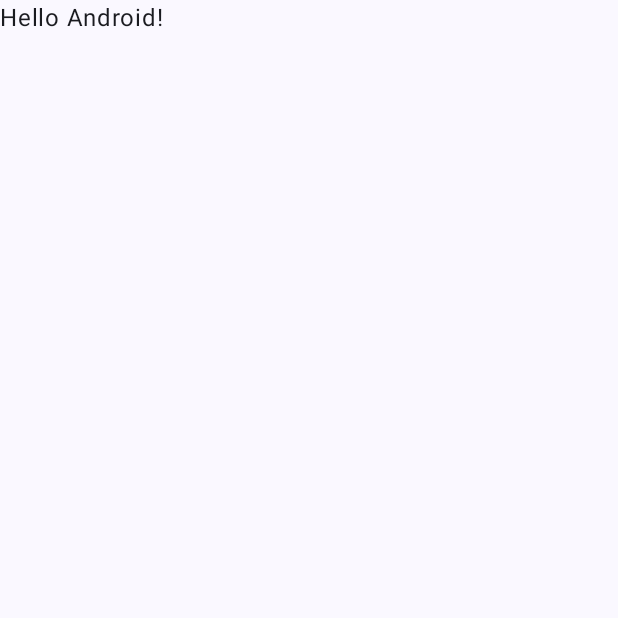
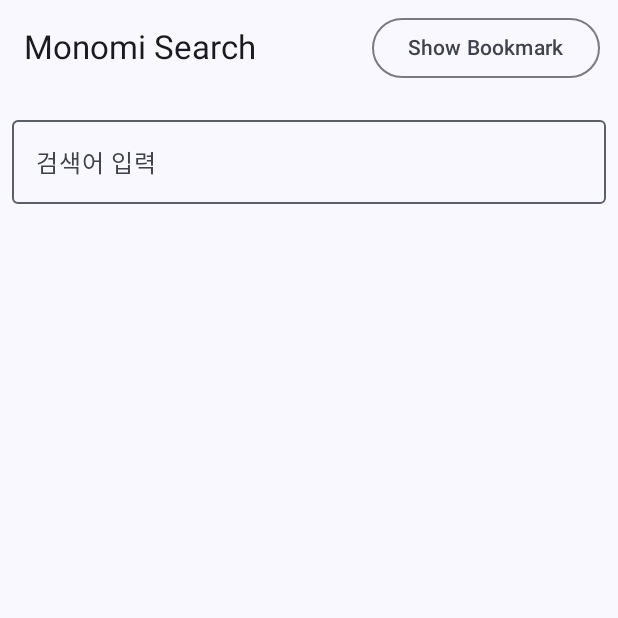
Before and after one commit to ejkim-dev/Monomi, an Android app built with Jetpack Compose: the screen it shows after launch (MainActivity), on a phone screen of 412 x 824 dp, the top half of it. Before the commit the part shown is almost empty. Run offline under Robolectric (Android 15) with nearby library versions, the phone set to English and light mode, and no system bars; our stand-ins replace Dagger/Hilt's generated code, Timber; libraries missing offline, so code that uses them is left out: androidx.multidex.

Commit message:
feature : 찾기 화면 및 북마크 화면, 기능 추가

```diff
--- a/app/build.gradle.kts
+++ b/app/build.gradle.kts
@@ -64,6 +64,7 @@ dependencies {
     // Room
     implementation(libs.room.runtime)
     implementation(libs.room.ktx)
+    implementation(libs.androidx.multidex)
     ksp(libs.room.compiler)
 
     // Hilt
@@ -77,6 +78,10 @@ dependencies {
     // Coil
     implementation(libs.coil.compose)
     implementation(libs.coil.kt)
+
+    implementation(libs.landscapist.bom)
+    implementation(libs.landscapist.coil)
+    implementation(libs.landscapist.placeholder)
 
     // Paging
     implementation(libs.paging.runtime)
--- /dev/null
+++ b/app/src/main/java/com/example/monomi/MonomiApp.kt
@@ -0,0 +1,14 @@
+package com.example.monomi
+
+import android.app.Application
+import androidx.multidex.BuildConfig
+import dagger.hilt.android.HiltAndroidApp
+import timber.log.Timber
+
+@HiltAndroidApp
+class MonomiApp : Application() {
+    override fun onCreate() {
+        super.onCreate()
+        if (BuildConfig.DEBUG) Timber.plant(Timber.DebugTree())
+    }
+}
--- /dev/null
+++ b/app/src/main/java/com/example/monomi/di/RepositoryModule.kt
@@ -0,0 +1,24 @@
+package com.example.monomi.di
+
+import com.example.monomi.data.repository.FakeBookmarkRepository
+import com.example.monomi.data.repository.FakeSearchRepository
+import com.example.monomi.domain.repository.BookmarkRepository
+import com.example.monomi.domain.repository.SearchRepository
+import dagger.Module
+import dagger.Provides
+import dagger.hilt.InstallIn
+import dagger.hilt.components.SingletonComponent
+import javax.inject.Singleton
+
+@Module
+@InstallIn(SingletonComponent::class)
+object RepositoryModule {
+
+    @Singleton
+    @Provides
+    fun provideSearchRepo(): SearchRepository = FakeSearchRepository()
+
+    @Singleton
+    @Provides
+    fun provideBookmarkRepo(): BookmarkRepository = FakeBookmarkRepository()
+}
--- a/app/src/main/java/com/example/monomi/presentation/MainActivity.kt
+++ b/app/src/main/java/com/example/monomi/presentation/MainActivity.kt
@@ -3,45 +3,26 @@ package com.example.monomi.presentation
 import android.os.Bundle
 import androidx.activity.ComponentActivity
 import androidx.activity.compose.setContent
-import androidx.activity.enableEdgeToEdge
-import androidx.compose.foundation.layout.fillMaxSize
-import androidx.compose.foundation.layout.padding
-import androidx.compose.material3.Scaffold
-import androidx.compose.material3.Text
+import androidx.compose.material3.MaterialTheme
+import androidx.compose.material3.Surface
 import androidx.compose.runtime.Composable
-import androidx.compose.ui.Modifier
-import androidx.compose.ui.tooling.preview.Preview
+import com.example.monomi.presentation.navigation.MonomiNavHost
 import com.example.monomi.presentation.theme.MonomiTheme
+import dagger.hilt.android.AndroidEntryPoint
 
+@AndroidEntryPoint
 class MainActivity : ComponentActivity() {
     override fun onCreate(savedInstanceState: Bundle?) {
         super.onCreate(savedInstanceState)
-        enableEdgeToEdge()
-        setContent {
-            MonomiTheme {
-                Scaffold(modifier = Modifier.fillMaxSize()) { innerPadding ->
-                    Greeting(
-                        name = "Android",
-                        modifier = Modifier.padding(innerPadding)
-                    )
-                }
-            }
-        }
+        setContent { MonomiAppRoot() }
     }
 }
 
 @Composable
-fun Greeting(name: String, modifier: Modifier = Modifier) {
-    Text(
-        text = "Hello $name!",
-        modifier = modifier
-    )
-}
-
-@Preview(showBackground = true)
-@Composable
-fun GreetingPreview() {
+private fun MonomiAppRoot() {
     MonomiTheme {
-        Greeting("Android")
+        Surface(color = MaterialTheme.colorScheme.background) {
+            MonomiNavHost()
+        }
     }
 }
--- /dev/null
+++ b/app/src/main/java/com/example/monomi/presentation/navigation/MonomiNavHost.kt
@@ -0,0 +1,22 @@
+package com.example.monomi.presentation.navigation
+
+import androidx.compose.runtime.Composable
+import androidx.navigation.compose.NavHost
+import androidx.navigation.compose.composable
+import androidx.navigation.compose.rememberNavController
+import com.example.monomi.presentation.bookmark.BookmarkScreen
+import com.example.monomi.presentation.search.SearchScreen
+
+@Composable
+fun MonomiNavHost() {
+    val navController = rememberNavController()
+
+    NavHost(navController, startDestination = "search") {
+        composable("search") {
+            SearchScreen(navigateToBookmark = { navController.navigate("bookmark") })
+        }
+        composable("bookmark") {
+            BookmarkScreen(navigateBack = { navController.popBackStack() })
+        }
+    }
+}
--- /dev/null
+++ b/app/src/main/java/com/example/monomi/presentation/search/SearchScreen.kt
@@ -0,0 +1,66 @@
+package com.example.monomi.presentation.search
+
+import androidx.compose.foundation.layout.*
+import androidx.compose.foundation.lazy.LazyColumn
+import androidx.compose.foundation.lazy.itemsIndexed
+import androidx.compose.material3.*
+import androidx.compose.runtime.*
+import androidx.compose.ui.Modifier
+import androidx.compose.ui.unit.dp
+import androidx.hilt.navigation.compose.hiltViewModel
+import com.example.monomi.presentation.component.ItemCard
+
+@OptIn(ExperimentalMaterial3Api::class)
+@Composable
+fun SearchScreen(
+    navigateToBookmark: () -> Unit,
+    viewModel: SearchViewModel = hiltViewModel()
+) {
+    val uiState by viewModel.state.collectAsState()
+
+    Scaffold(
+        topBar = {
+            TopAppBar(
+                title = { Text("Monomi Search") },
+                actions = {
+                    OutlinedButton(
+                        onClick = navigateToBookmark,
+                        modifier = Modifier.padding(horizontal = 8.dp)
+                    ) {
+                        Text("Show Bookmark")
+                    }
+                }
+            )
+        }
+    ) { padding ->
+        Column(Modifier.padding(padding)) {
+            OutlinedTextField(
+                value = uiState.query,
+                onValueChange = { viewModel.sendIntent(SearchIntent.TextChanged(it)) },
+                modifier = Modifier
+                    .fillMaxWidth()
+                    .padding(8.dp),
+                label = { Text("검색어 입력") }
+            )
+
+            LazyColumn(
+                modifier = Modifier.fillMaxSize(),
+                contentPadding = PaddingValues(8.dp)
+            ) {
+                itemsIndexed(uiState.items) { index, item ->
+                    if (index == uiState.items.lastIndex - 5) {
+                        viewModel.sendIntent(SearchIntent.LoadNextPage)
+                    }
+                    ItemCard(item) {
+                        viewModel.sendIntent(SearchIntent.ToggleBookmark(item))
+                    }
+                    Spacer(Modifier.height(6.dp))
+                }
+
+                if (uiState.isLoading) {
+                    item { CircularProgressIndicator(Modifier.padding(16.dp)) }
+                }
+            }
+        }
+    }
+}
--- /dev/null
+++ b/app/src/main/java/com/example/monomi/presentation/search/SearchViewModel.kt
@@ -0,0 +1,90 @@
+package com.example.monomi.presentation.search
+
+import androidx.lifecycle.ViewModel
+import androidx.lifecycle.viewModelScope
+import com.example.monomi.domain.repository.BookmarkRepository
+import com.example.monomi.domain.repository.SearchRepository
+import dagger.hilt.android.lifecycle.HiltViewModel
+import kotlinx.coroutines.channels.Channel
+import kotlinx.coroutines.flow.*
+import kotlinx.coroutines.launch
+import javax.inject.Inject
+
+@HiltViewModel
+class SearchViewModel @Inject constructor(
+    private val searchRepo: SearchRepository,
+    private val bookmarkRepo: BookmarkRepository
+) : ViewModel() {
+
+    private val intentFlow = MutableSharedFlow<SearchIntent>()
+
+    private var currentPage = 1
+    private val pageSize = 30
+
+    private val _state = MutableStateFlow(SearchUiState())
+    val state: StateFlow<SearchUiState> = _state.asStateFlow()
+
+    private val _effect = Channel<SearchSideEffect>(Channel.BUFFERED)
+    val effect = _effect.receiveAsFlow()
+
+    init {
+        observeIntent()
+    }
+
+    fun sendIntent(intent: SearchIntent) {
+        viewModelScope.launch { intentFlow.emit(intent) }
+    }
+
+    private fun observeIntent() {
+        intentFlow.onEach { intent ->
+            when (intent) {
+                is SearchIntent.TextChanged -> {
+                    currentPage = 1
+                    _state.update { it.copy(query = intent.value, items = emptyList()) }
+                    search()
+                }
+                SearchIntent.LoadNextPage -> search()
+                is SearchIntent.ToggleBookmark -> {
+                    val itemId = intent.item.id
+                    val newBookmark = !intent.item.isBookmarked
+
+                    // 저장소에 북마크 아이템 업데이트
+                    bookmarkRepo.toggle(intent.item)
+
+                    // 특정 아이템 북마크 상태 업데이트
+                    _state.update { currentState ->
+                        val currentItems = currentState.items
+                        val updatedItems = currentItems.toMutableList()
+
+                        for (i in updatedItems.indices) {
+                            if (updatedItems[i].id == itemId) {
+
+                                updatedItems[i] = updatedItems[i].copy(isBookmarked = newBookmark)
+                                break
+                            }
+                        }
+
+                        currentState.copy(items = updatedItems)
+                    }
+
+                    _effect.send(SearchSideEffect.ShowToast("보관함 ${if (intent.item.isBookmarked) "해제" else "저장"}"))
+                }
+            }
+        }.launchIn(viewModelScope)
+    }
+
+    private fun search() = viewModelScope.launch {
+        if (_state.value.isLoading || _state.value.endReached) return@launch
+        _state.update { it.copy(isLoading = true) }
+
+        val result = searchRepo.search(_state.value.query, currentPage, pageSize)
+        _state.update {
+            it.copy(
+                items = it.items + result,
+                isLoading = false,
+                endReached = result.isEmpty()
+            )
+        }
+        currentPage++
+    }
+}
```
Also changed, not shown: app/src/main/java/com/example/monomi/presentation/bookmark/BookmarkScreen.kt (added, +45 -0 lines), app/src/main/java/com/example/monomi/presentation/bookmark/BookmarkViewModel.kt (added, +15 -0 lines), app/src/main/java/com/example/monomi/presentation/component/ItemCard.kt (added, +65 -0 lines), app/src/main/java/com/example/monomi/presentation/component/NetworkImage.kt (added, +47 -0 lines).
